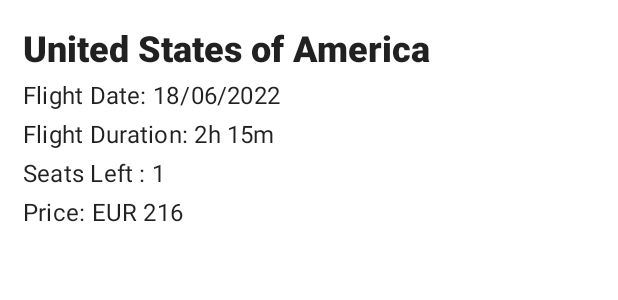
After one commit to mhmdabouchaker/flights, an Android app: the layout fragment_flight_details.xml on its own in the app's theme, with its tools: preview values and no code run, on a phone screen of 412 x 824 dp. The commit adds this screen. Shown: the top 300 px of the screen. Run offline under Robolectric (Android 15) with nearby library versions, the phone set to English and light mode, and no system bars.

Commit message:
add flights details

```diff
--- a/app/build.gradle
+++ b/app/build.gradle
@@ -3,6 +3,7 @@ plugins {
     id 'kotlin-android'
     id 'kotlin-android-extensions'
     id 'dagger.hilt.android.plugin'
+    id 'androidx.navigation.safeargs'
     //annotation processing Hilt
     id 'kotlin-kapt'
 }
--- a/app/src/main/java/com/mac/flights/model/Availability.kt
+++ b/app/src/main/java/com/mac/flights/model/Availability.kt
@@ -1,5 +1,9 @@
 package com.mac.flights.model
 
+import android.os.Parcelable
+import kotlinx.android.parcel.Parcelize
+
+@Parcelize
 data class Availability(
     val seats: Int?
-)
+): Parcelable
--- a/app/src/main/java/com/mac/flights/model/CountryFrom.kt
+++ b/app/src/main/java/com/mac/flights/model/CountryFrom.kt
@@ -1,5 +1,9 @@
 package com.mac.flights.model
 
+import android.os.Parcelable
+import kotlinx.android.parcel.Parcelize
+
+@Parcelize
 data class CountryFrom(
     val name: String
-)
+): Parcelable
--- a/app/src/main/java/com/mac/flights/model/CountryTo.kt
+++ b/app/src/main/java/com/mac/flights/model/CountryTo.kt
@@ -1,5 +1,9 @@
 package com.mac.flights.model
 
+import android.os.Parcelable
+import kotlinx.android.parcel.Parcelize
+
+@Parcelize
 data class CountryTo(
     val name: String
-)
+): Parcelable
--- a/app/src/main/java/com/mac/flights/model/FlightsData.kt
+++ b/app/src/main/java/com/mac/flights/model/FlightsData.kt
@@ -1,5 +1,9 @@
 package com.mac.flights.model
 
+import android.os.Parcelable
+import kotlinx.android.parcel.Parcelize
+
+@Parcelize
 data class FlightsData(
     val id: String,
     val cityFrom: String,
@@ -13,4 +17,4 @@ data class FlightsData(
     val price: Double,
     val availability: Availability,
     val technical_stops: Int
-)
+):Parcelable
--- a/app/src/main/java/com/mac/flights/model/FlightsResponse.kt
+++ b/app/src/main/java/com/mac/flights/model/FlightsResponse.kt
@@ -1,6 +1,10 @@
 package com.mac.flights.model
 
+import android.os.Parcelable
+import kotlinx.android.parcel.Parcelize
+
+@Parcelize
 data class FlightsResponse(
     val currency: String,
     val data: List<FlightsData>
-)
+): Parcelable
--- a/app/src/main/java/com/mac/flights/ui/SplashActivity.kt
+++ b/app/src/main/java/com/mac/flights/ui/SplashActivity.kt
@@ -5,8 +5,8 @@ import android.content.Intent
 import android.os.Bundle
 import androidx.appcompat.app.AppCompatActivity
 import com.mac.flights.databinding.ActivitySplashBinding
+import com.mac.flights.extensions.applyTaskDescription
 import com.mac.flights.extensions.doOnAnimationEnd
-import com.mac.flights.extensions.applyTaskDescription
 
 @SuppressLint("CustomSplashScreen")
 class SplashActivity : AppCompatActivity() {
@@ -21,7 +21,7 @@ class SplashActivity : AppCompatActivity() {
 
     private fun goToMainActivity() {
         val intent = Intent(this, MainActivity::class.java)
-        intent.flags = Intent.FLAG_ACTIVITY_CLEAR_TASK
+        intent.flags = Intent.FLAG_ACTIVITY_NEW_TASK or Intent.FLAG_ACTIVITY_CLEAR_TASK
         startActivity(intent)
     }
 
--- /dev/null
+++ b/app/src/main/res/layout/fragment_flight_details.xml
@@ -0,0 +1,65 @@
+<?xml version="1.0" encoding="utf-8"?>
+<androidx.constraintlayout.widget.ConstraintLayout xmlns:android="http://schemas.android.com/apk/res/android"
+    xmlns:tools="http://schemas.android.com/tools"
+    android:layout_width="match_parent"
+    android:layout_height="match_parent"
+    xmlns:app="http://schemas.android.com/apk/res-auto"
+    android:padding="@dimen/padding15dp"
+    tools:context=".ui.flightDetails.FlightDetailsFragment">
+
+    <com.google.android.material.textview.MaterialTextView
+        android:id="@+id/tvCountryName"
+        android:layout_width="0dp"
+        android:layout_height="wrap_content"
+        android:textAppearance="@style/TextAppearance.MaterialComponents.Headline5"
+        android:fontFamily="sans-serif-black"
+        app:layout_constraintTop_toTopOf="parent"
+        app:layout_constraintEnd_toEndOf="parent"
+        app:layout_constraintStart_toStartOf="parent"
+        tools:text="United States of America"/>
+
+
+    <com.google.android.material.textview.MaterialTextView
+        android:id="@+id/tvFlightDate"
+        android:layout_width="0dp"
+        android:layout_height="wrap_content"
+        android:layout_marginTop="4dp"
+        android:textAppearance="@style/TextAppearance.MaterialComponents.Subtitle1"
+        app:layout_constraintEnd_toEndOf="parent"
+        app:layout_constraintStart_toStartOf="parent"
+        app:layout_constraintTop_toBottomOf="@id/tvCountryName"
+        tools:text="Flight Date: 18/06/2022" />
+
+    <com.google.android.material.textview.MaterialTextView
+        android:id="@+id/tvFlightDuration"
+        android:layout_width="0dp"
+        android:layout_height="wrap_content"
+        android:layout_marginTop="4dp"
+        android:textAppearance="@style/TextAppearance.MaterialComponents.Subtitle1"
+        app:layout_constraintEnd_toEndOf="parent"
+        app:layout_constraintStart_toStartOf="parent"
+        app:layout_constraintTop_toBottomOf="@id/tvFlightDate"
+        tools:text="Flight Duration: 2h 15m" />
+
+    <com.google.android.material.textview.MaterialTextView
+        android:id="@+id/tvSeatsAvailable"
+        android:layout_width="0dp"
+        android:layout_height="wrap_content"
+        android:layout_marginTop="4dp"
+        android:textAppearance="@style/TextAppearance.MaterialComponents.Subtitle1"
+        app:layout_constraintEnd_toEndOf="parent"
+        app:layout_constraintStart_toStartOf="parent"
+        app:layout_constraintTop_toBottomOf="@id/tvFlightDuration"
+        tools:text="Seats Left : 1" />
+
+
+    <com.google.android.material.textview.MaterialTextView
+        android:id="@+id/tvFlightPrice"
+        android:layout_width="wrap_content"
+        android:layout_height="wrap_content"
+        android:layout_marginTop="4dp"
+        android:textAppearance="@style/TextAppearance.MaterialComponents.Subtitle1"
+        app:layout_constraintStart_toStartOf="parent"
+        app:layout_constraintTop_toBottomOf="@+id/tvSeatsAvailable"
+        tools:text="Price: EUR 216"/>
+</androidx.constraintlayout.widget.ConstraintLayout>
--- a/app/src/main/res/layout/list_item_flights.xml
+++ b/app/src/main/res/layout/list_item_flights.xml
@@ -44,7 +44,7 @@
 
         </androidx.cardview.widget.CardView>
 
-        <TextView
+        <com.google.android.material.textview.MaterialTextView
             android:id="@+id/tvCountryName"
             android:layout_width="wrap_content"
             android:layout_height="wrap_content"
@@ -55,7 +55,7 @@
             app:layout_constraintStart_toStartOf="parent"
             app:layout_constraintTop_toBottomOf="@+id/ivCardView"
             tools:text="United States of America"/>
-        <TextView
+        <com.google.android.material.textview.MaterialTextView
             android:id="@+id/tvCityName"
             android:layout_width="wrap_content"
             android:layout_height="wrap_content"
@@ -66,7 +66,7 @@
             app:layout_constraintStart_toStartOf="parent"
             app:layout_constraintTop_toBottomOf="@+id/tvCountryName"
             tools:text="New York"/>
-        <TextView
+        <com.google.android.material.textview.MaterialTextView
             android:id="@+id/tvFlightPrice"
             android:layout_width="wrap_content"
             android:layout_height="wrap_content"
--- a/app/src/main/res/values/strings.xml
+++ b/app/src/main/res/values/strings.xml
@@ -2,6 +2,8 @@
     <string name="app_name">Flights</string>
     <string name="action_dismiss">DISMISS</string>
     <string name="error_unknown">Unknown Error</string>
-    <string name="fly_duration">Fly Duration</string>
-    <string name="seats_left">seat(s) left</string>
+    <string name="flight_date">Flight Date</string>
+    <string name="flight_duration">Flight Duration</string>
+    <string name="seats_left">Seat(s) Left</string>
+    <string name="price">Price</string>
 </resources>
--- a/app/src/main/res/values/themes.xml
+++ b/app/src/main/res/values/themes.xml
@@ -1,14 +1,10 @@
 <resources xmlns:tools="http://schemas.android.com/tools">
     <!-- Base application theme. -->
-    <style name="Theme.Flights" parent="Theme.MaterialComponents.DayNight.DarkActionBar">
+    <style name="Theme.Flights" parent="Theme.MaterialComponents.Light.DarkActionBar">
         <!-- Primary brand color. -->
         <item name="colorPrimary">@color/purple_500</item>
         <item name="colorPrimaryVariant">@color/purple_700</item>
         <item name="colorOnPrimary">@color/white</item>
-        <!-- Secondary brand color. -->
-        <item name="colorSecondary">@color/teal_200</item>
-        <item name="colorSecondaryVariant">@color/teal_700</item>
-        <item name="colorOnSecondary">@color/black</item>
         <!-- Status bar color. -->
         <item name="android:statusBarColor" tools:targetApi="l">?attr/colorPrimaryVariant</item>
         <!-- Customize your theme here. -->
--- a/build.gradle
+++ b/build.gradle
@@ -11,7 +11,7 @@ buildscript {
 
         //DI Hilt
         classpath 'com.google.dagger:hilt-android-gradle-plugin:2.40.5'
-
+        classpath 'androidx.navigation:navigation-safe-args-gradle-plugin:2.4.2'
         // NOTE: Do not place your application dependencies here; they belong
         // in the individual module build.gradle files
     }
```
Also changed, not shown: app/src/main/java/com/mac/flights/ui/flightDetails/FlightDetailsFragment.kt (added, +43 -0 lines), app/src/main/java/com/mac/flights/ui/flightList/FlightListAdapter.kt (+12 -13 lines), app/src/main/java/com/mac/flights/ui/flightList/FlightListFragment.kt (+10 -1 lines), app/src/main/res/drawable/ic_baseline_airline_seat_recline_normal_24.xml (deleted, +0 -10 lines), app/src/main/res/navigation/main_nav_graph.xml (+15 -0 lines).
